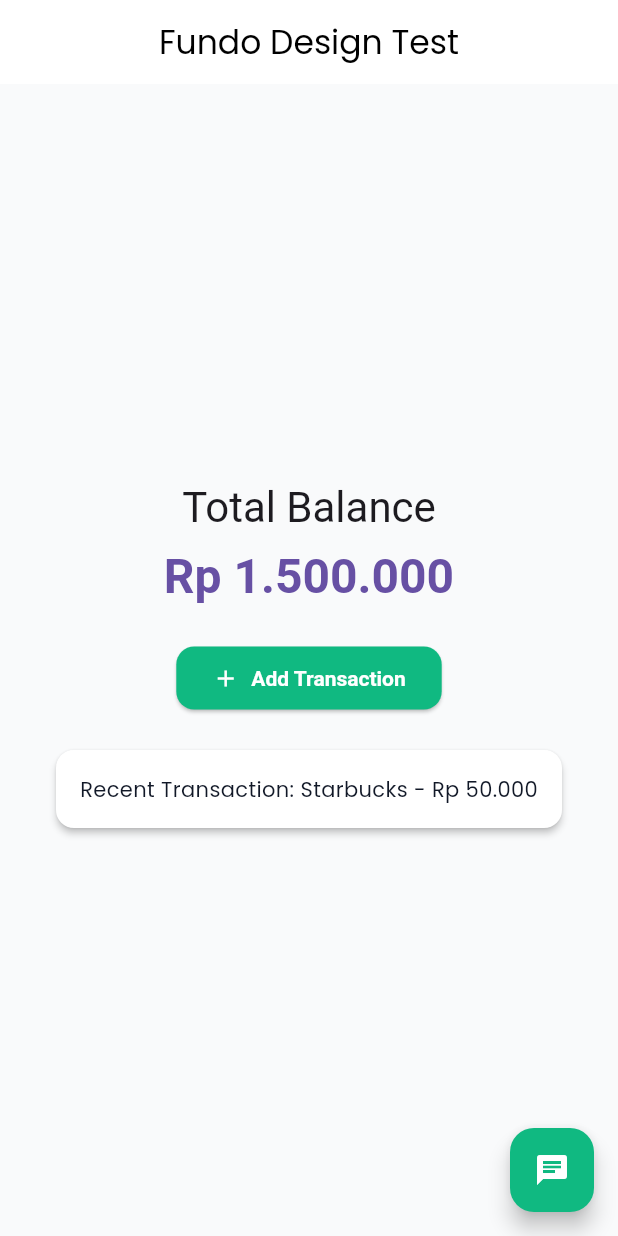
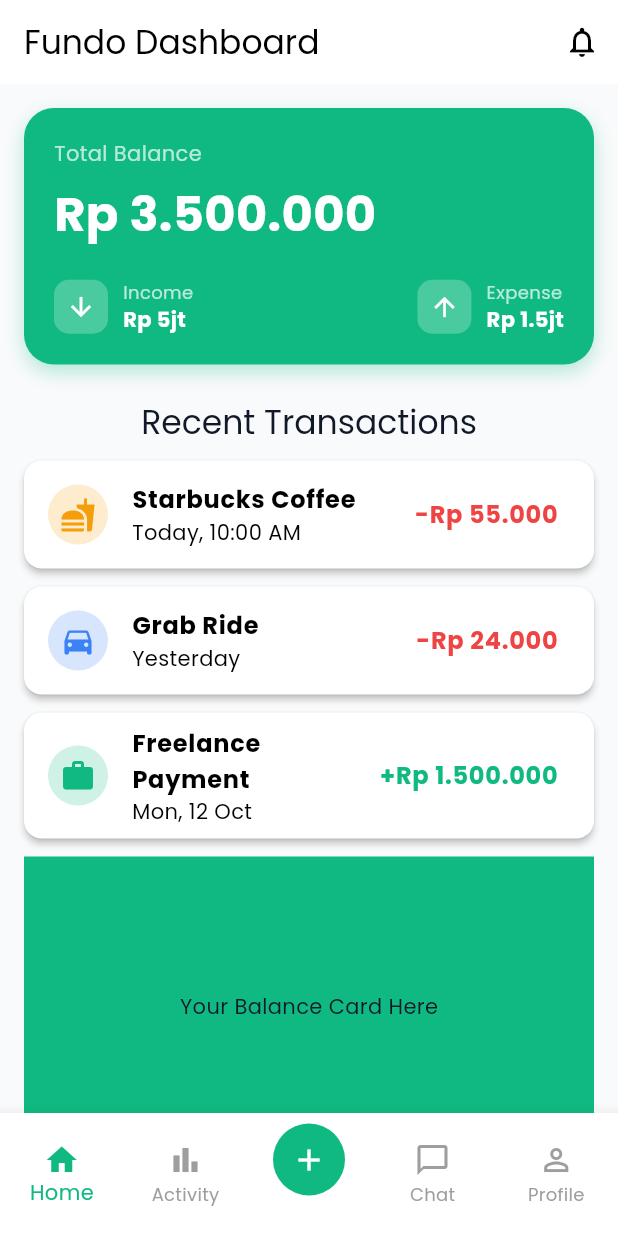
Before and after one commit to AtokTajuddin/fp-pemmob-kelompok1, a Flutter app: the screen it shows after launch, on a phone screen of 412 x 824 dp. Run offline on Flutter 3.47's test engine with Material 3 defaults, Android fonts, the phone set to English and light mode, and no system bars; our stand-ins replace firebase_core, flutter_riverpod, google_fonts; accounts and stored records are empty.

Commit message:
feat: second color theme update

```diff
--- a/fundo_flutter/lib/core/theme/app_colors.dart
+++ b/fundo_flutter/lib/core/theme/app_colors.dart
@@ -1,6 +1,21 @@
 import 'package:flutter/material.dart';
 
 class AppColors {
+  // ===========================================================================
+  // 🟣 SIGNATURE BRAND (Electric Indigo) - The "Soul" of Fundo
+  // ===========================================================================
+  // Use this for: Primary Buttons (FAB), Active Tab Icons, Links, AI Chatbot
+  static const Color brand = Color(0xFF6366F1); // Indigo 500
+  static const Color brandDark = Color(0xFF4338CA); // Indigo 700
+  static const Color brandLight = Color(0xFFE0E7FF); // Indigo 100 (Backgrounds)
+
+  // A gradient to "mix" the brand with your money green (Good for Cards/Headers)
+  static const LinearGradient brandGradient = LinearGradient(
+    colors: [Color(0xFF6366F1), Color(0xFF10B981)], // Indigo -> Emerald
+    begin: Alignment.topLeft,
+    end: Alignment.bottomRight,
+  );
+
   // ===========================================================================
   // 🟢 PRIMARY BRAND (Emerald)
   // ===========================================================================
--- /dev/null
+++ b/fundo_flutter/lib/design_test.dart
@@ -0,0 +1,230 @@
+import 'package:flutter/material.dart';
+import 'core/theme/app_theme.dart';
+import 'core/theme/app_colors.dart';
+
+class DesignTestApp extends StatelessWidget {
+  const DesignTestApp({super.key});
+
+  @override
+  Widget build(BuildContext context) {
+    return MaterialApp(
+      theme: AppTheme.lightTheme,
+      darkTheme: AppTheme.darkTheme,
+      themeMode: ThemeMode.system,
+      home: const MockDashboard(),
+    );
+  }
+}
+
+class MockDashboard extends StatelessWidget {
+  const MockDashboard({super.key});
+
+  @override
+  Widget build(BuildContext context) {
+    return Scaffold(
+      appBar: AppBar(
+        title: const Text("Fundo Dashboard"),
+        actions: [
+          IconButton(icon: const Icon(Icons.settings), onPressed: () {}),
+        ],
+      ),
+      body: SingleChildScrollView(
+        padding: const EdgeInsets.all(16),
+        child: Column(
+          crossAxisAlignment: CrossAxisAlignment.start,
+          children: [
+            // 1. Balance Card
+            Container(
+              width: double.infinity,
+              padding: const EdgeInsets.all(20),
+              decoration: BoxDecoration(
+                color: AppColors.primary, // Emerald Green
+                borderRadius: BorderRadius.circular(20),
+                boxShadow: [
+                  BoxShadow(
+                    color: AppColors.primary.withOpacity(0.3),
+                    blurRadius: 10,
+                    offset: const Offset(0, 5),
+                  ),
+                ],
+              ),
+              child: const Column(
+                crossAxisAlignment: CrossAxisAlignment.start,
+                children: [
+                  Text(
+                    "Total Balance",
+                    style: TextStyle(color: Colors.white70),
+                  ),
+                  SizedBox(height: 8),
+                  Text(
+                    "Rp 3.500.000",
+                    style: TextStyle(
+                      color: Colors.white,
+                      fontSize: 32,
+                      fontWeight: FontWeight.bold,
+                    ),
+                  ),
+                  SizedBox(height: 20),
+                  Row(
+                    mainAxisAlignment: MainAxisAlignment.spaceBetween,
+                    children: [
+                      _IncomeExpenseBadge(
+                        icon: Icons.arrow_downward,
+                        label: "Income",
+                        amount: "Rp 5jt",
+                        isIncome: true,
+                      ),
+                      _IncomeExpenseBadge(
+                        icon: Icons.arrow_upward,
+                        label: "Expense",
+                        amount: "Rp 1.5jt",
+                        isIncome: false,
+                      ),
+                    ],
+                  ),
+                ],
+              ),
+            ),
+            const SizedBox(height: 24),
+
+            // 2. Section Title
+            Text(
+              "Recent Transactions",
+              style: Theme.of(context).textTheme.titleLarge,
+            ),
+            const SizedBox(height: 12),
+
+            // 3. List Items
+            _TransactionItem(
+              icon: Icons.fastfood,
+              color: AppColors.catFood,
+              title: "Starbucks Coffee",
+              date: "Today, 10:00 AM",
+              amount: "-Rp 55.000",
+              isExpense: true,
+            ),
+            _TransactionItem(
+              icon: Icons.directions_car,
+              color: AppColors.catTransport,
+              title: "Grab Ride",
+              date: "Yesterday",
+              amount: "-Rp 24.000",
+              isExpense: true,
+            ),
+            _TransactionItem(
+              icon: Icons.work,
+              color: AppColors.catEducation,
+              title: "Freelance Payment",
+              date: "Mon, 12 Oct",
+              amount: "+Rp 1.500.000",
+              isExpense: false,
+            ),
+          ],
+        ),
+      ),
+      bottomNavigationBar: BottomNavigationBar(
+        selectedItemColor: AppColors.primary,
+        unselectedItemColor: Colors.grey,
+        currentIndex: 0,
+        items: const [
+          BottomNavigationBarItem(icon: Icon(Icons.home), label: "Home"),
+          BottomNavigationBarItem(icon: Icon(Icons.pie_chart), label: "Stats"),
+          BottomNavigationBarItem(
+            icon: Icon(Icons.add_circle, size: 40),
+            label: "",
+          ),
+          BottomNavigationBarItem(icon: Icon(Icons.chat), label: "AI Chat"),
+          BottomNavigationBarItem(icon: Icon(Icons.person), label: "Profile"),
+        ],
+      ),
+    );
+  }
+}
+
+class _IncomeExpenseBadge extends StatelessWidget {
+  final IconData icon;
+  final String label;
+  final String amount;
+  final bool isIncome;
+
+  const _IncomeExpenseBadge({
+    required this.icon,
+    required this.label,
+    required this.amount,
+    required this.isIncome,
+  });
+
+  @override
+  Widget build(BuildContext context) {
+    return Row(
+      children: [
+        Container(
+          padding: const EdgeInsets.all(8),
+          decoration: BoxDecoration(
+            color: Colors.white24,
+            borderRadius: BorderRadius.circular(10),
+          ),
+          child: Icon(icon, color: Colors.white, size: 20),
+        ),
+        const SizedBox(width: 10),
+        Column(
+          crossAxisAlignment: CrossAxisAlignment.start,
+          children: [
+            Text(
+              label,
+              style: const TextStyle(color: Colors.white70, fontSize: 12),
+            ),
+            Text(
+              amount,
+              style: const TextStyle(
+                color: Colors.white,
+                fontWeight: FontWeight.bold,
+              ),
+            ),
+          ],
+        ),
+      ],
+    );
+  }
+}
+
+class _TransactionItem extends StatelessWidget {
+  final IconData icon;
+  final Color color;
+  final String title;
+  final String date;
+  final String amount;
+  final bool isExpense;
+
+  const _TransactionItem({
+    required this.icon,
+    required this.color,
+    required this.title,
+    required this.date,
+    required this.amount,
+    required this.isExpense,
+  });
+
+  @override
+  Widget build(BuildContext context) {
+    return Card(
+      margin: const EdgeInsets.only(bottom: 12),
+      child: ListTile(
+        leading: CircleAvatar(
+          backgroundColor: color.withOpacity(0.2),
+          child: Icon(icon, color: color),
+        ),
+        title: Text(title, style: const TextStyle(fontWeight: FontWeight.bold)),
+        subtitle: Text(date),
+        trailing: Text(
+          amount,
+          style: TextStyle(
+            color: isExpense ? AppColors.error : AppColors.primary,
+            fontWeight: FontWeight.bold,
+            fontSize: 16,
+          ),
+        ),
+      ),
+    );
+  }
+}
--- a/fundo_flutter/lib/main.dart
+++ b/fundo_flutter/lib/main.dart
@@ -2,6 +2,8 @@ import 'package:flutter/material.dart';
 import 'package:flutter_riverpod/flutter_riverpod.dart';
 import 'package:firebase_core/firebase_core.dart'; // Make sure this is in pubspec.yaml
 import 'app.dart';
+import 'design_test.dart';
+import 'prototype_app.dart';
 
 void main() async {
   // 1. Ensure Flutter bindings are ready before doing anything else
@@ -18,5 +20,5 @@ void main() async {
   }
 
   // 3. Run the App
-  runApp(const ProviderScope(child: FundoApp()));
+  runApp(const ProviderScope(child: PrototypeApp()));
 }
--- /dev/null
+++ b/fundo_flutter/lib/prototype_app.dart
@@ -0,0 +1,458 @@
+import 'package:flutter/material.dart';
+import 'core/theme/app_theme.dart';
+import 'core/theme/app_colors.dart';
+import 'core/theme/text_styles.dart';
+
+// --- MAIN APP WRAPPER ---
+class PrototypeApp extends StatelessWidget {
+  const PrototypeApp({super.key});
+
+  @override
+  Widget build(BuildContext context) {
+    return MaterialApp(
+      theme: AppTheme.lightTheme,
+      darkTheme: AppTheme.darkTheme,
+      themeMode: ThemeMode.system,
+      home: const MainScreen(),
+    );
+  }
+}
+
+// --- BOTTOM NAVIGATION CONTROLLER ---
+class MainScreen extends StatefulWidget {
+  const MainScreen({super.key});
+
+  @override
+  State<MainScreen> createState() => _MainScreenState();
+}
+
+class _MainScreenState extends State<MainScreen> {
+  int _currentIndex = 0;
+
+  // List of the main tab pages
+  final List<Widget> _pages = [
+    const MockDashboard(), // Tab 0
+    const PlaceholderScreen(
+      title: "Activity / Stats",
+      icon: Icons.pie_chart,
+    ), // Tab 1
+    const PlaceholderScreen(
+      title: "AI Chat",
+      icon: Icons.chat,
+    ), // Tab 2 (Index 3 in bar)
+    const PlaceholderScreen(
+      title: "Profile",
+      icon: Icons.person,
+    ), // Tab 3 (Index 4 in bar)
+  ];
+
+  void _onTabTapped(int index) {
+    // If the user taps the middle button (Add), we don't switch pages.
+    // We show a modal instead.
+    if (index == 2) {
+      _showAddTransactionModal();
+    } else {
+      setState(() {
+        // We have to adjust the index because the "Add" button is at index 2
+        // but our _pages list only has 4 items.
+        // Tabs: [0:Home, 1:Stats, 2:ADD, 3:Chat, 4:Profile]
+        // Pages: [0:Home, 1:Stats,        2:Chat, 3:Profile]
+        _currentIndex = index > 2 ? index - 1 : index;
+      });
+    }
+  }
+
+  void _showAddTransactionModal() {
+    showModalBottomSheet(
+      context: context,
+      isScrollControlled: true, // Allows full height
+      shape: const RoundedRectangleBorder(
+        borderRadius: BorderRadius.vertical(top: Radius.circular(20)),
+      ),
+      builder: (context) => const AddTransactionModal(),
+    );
+  }
+
+  @override
+  Widget build(BuildContext context) {
+    return Scaffold(
+      // We show the page based on the adjusted index
+      body: _pages[_currentIndex],
+      bottomNavigationBar: BottomNavigationBar(
+        currentIndex: _currentIndex >= 2 ? _currentIndex + 1 : _currentIndex,
+        onTap: _onTabTapped,
+        type: BottomNavigationBarType.fixed, // Needed for 4+ items
+        selectedItemColor: AppColors.primary,
+        unselectedItemColor: Colors.grey,
+        showUnselectedLabels: true,
+        items: const [
+          BottomNavigationBarItem(icon: Icon(Icons.home), label: "Home"),
+          BottomNavigationBarItem(
+            icon: Icon(Icons.bar_chart),
+            label: "Activity",
+          ),
+          BottomNavigationBarItem(
+            icon: CircleAvatar(
+              radius: 24,
+              backgroundColor: AppColors.primary,
+              child: Icon(Icons.add, color: Colors.white),
+            ),
+            label: "",
+          ),
+          BottomNavigationBarItem(
+            icon: Icon(Icons.chat_bubble_outline),
+            label: "Chat",
+          ),
+          BottomNavigationBarItem(
+            icon: Icon(Icons.person_outline),
+            label: "Profile",
+          ),
+        ],
+      ),
+    );
+  }
+}
+
+// --- PLACEHOLDER SCREEN (Generic) ---
+class PlaceholderScreen extends StatelessWidget {
+  final String title;
+  final IconData icon;
+
+  const PlaceholderScreen({required this.title, required this.icon, super.key});
+
+  @override
+  Widget build(BuildContext context) {
+    return Scaffold(
+      appBar: AppBar(title: Text(title)),
+      body: Center(
+        child: Column(
+          mainAxisAlignment: MainAxisAlignment.center,
+          children: [
+            Icon(icon, size: 80, color: Colors.grey[300]),
+            const SizedBox(height: 16),
+            Text("This is the $title Screen", style: AppTextStyles.h3),
+            const SizedBox(height: 8),
+            const Text("Design implementation coming soon."),
+          ],
+        ),
+      ),
+    );
+  }
+}
+
+// --- ADD TRANSACTION MODAL (Mockup) ---
+class AddTransactionModal extends StatelessWidget {
+  const AddTransactionModal({super.key});
+
+  @override
+  Widget build(BuildContext context) {
+    return Padding(
+      padding: EdgeInsets.only(
+        bottom: MediaQuery.of(context).viewInsets.bottom, // Handle keyboard
+        left: 16,
+        right: 16,
+        top: 24,
+      ),
+      child: Column(
+        mainAxisSize: MainAxisSize.min, // Wrap content height
+        crossAxisAlignment: CrossAxisAlignment.start,
+        children: [
+          Row(
+            mainAxisAlignment: MainAxisAlignment.spaceBetween,
+            children: [
+              Text("Add Transaction", style: AppTextStyles.h2),
+              IconButton(
+                icon: const Icon(Icons.close),
+                onPressed: () => Navigator.pop(context),
+              ),
+            ],
+          ),
+          const SizedBox(height: 20),
+          // Amount Input Placeholder
+          const TextField(
+            decoration: InputDecoration(
+              labelText: "Amount (Rp)",
+              prefixIcon: Icon(Icons.attach_money),
+              border: OutlineInputBorder(),
+            ),
+            keyboardType: TextInputType.number,
+          ),
+          const SizedBox(height: 16),
+          // Category Placeholder
+          const Text("Category", style: TextStyle(fontWeight: FontWeight.bold)),
+          const SizedBox(height: 8),
+          SingleChildScrollView(
+            scrollDirection: Axis.horizontal,
+            child: Row(
+              children: [
+                _CategoryChip(label: "Food", isSelected: true),
+                _CategoryChip(label: "Transport"),
+                _CategoryChip(label: "Shopping"),
+                _CategoryChip(label: "Bills"),
+              ],
+            ),
+          ),
+          const SizedBox(height: 16),
+          // Media Buttons
+          Row(
+            children: [
+              Expanded(
+                child: OutlinedButton.icon(
+                  onPressed: () {},
+                  icon: const Icon(Icons.camera_alt),
+                  label: const Text("Add Receipt"),
+                ),
+              ),
+              const SizedBox(width: 12),
+              Expanded(
+                child: OutlinedButton.icon(
+                  onPressed: () {},
+                  icon: const Icon(Icons.map),
+                  label: const Text("Add Location"),
+                ),
+              ),
+            ],
+          ),
+          const SizedBox(height: 24),
+          SizedBox(
+            width: double.infinity,
+            child: ElevatedButton(
+              onPressed: () => Navigator.pop(context),
+              child: const Text("Save Transaction"),
+            ),
+          ),
+          const SizedBox(height: 32),
+        ],
+      ),
+    );
+  }
+}
+
+class _CategoryChip extends StatelessWidget {
+  final String label;
+  final bool isSelected;
+
+  const _CategoryChip({required this.label, this.isSelected = false});
+
+  @override
+  Widget build(BuildContext context) {
+    return Padding(
+      padding: const EdgeInsets.only(right: 8.0),
+      child: Chip(
+        label: Text(label),
+        backgroundColor: isSelected ? AppColors.primary.withOpacity(0.2) : null,
+        labelStyle: TextStyle(
+          color: isSelected ? AppColors.primary : Colors.black,
+          fontWeight: isSelected ? FontWeight.bold : FontWeight.normal,
+        ),
+        side: isSelected ? const BorderSide(color: AppColors.primary) : null,
+      ),
+    );
+  }
+}
+
+// --- DASHBOARD (Reuse your existing one) ---
+// (Paste your MockDashboard code here from the previous step,
+//  but remove the `bottomNavigationBar` property from its Scaffold
+//  because the MainScreen handles that now.)
+class MockDashboard extends StatelessWidget {
+  const MockDashboard({super.key});
+
+  @override
+  Widget build(BuildContext context) {
+    return Scaffold(
+      appBar: AppBar(
+        title: const Text("Fundo Dashboard"),
+        actions: [
+          IconButton(
+            icon: const Icon(Icons.notifications_none),
+            onPressed: () {},
+          ),
+        ],
+      ),
+      body: SingleChildScrollView(
+        padding: const EdgeInsets.all(16),
+        child: Column(
+          children: [
+            Container(
+              width: double.infinity,
+              padding: const EdgeInsets.all(20),
+              decoration: BoxDecoration(
+                color: AppColors.primary, // Emerald Green
+                borderRadius: BorderRadius.circular(20),
+                boxShadow: [
+                  BoxShadow(
+                    color: AppColors.primary.withOpacity(0.3),
+                    blurRadius: 10,
+                    offset: const Offset(0, 5),
+                  ),
+                ],
+              ),
+              child: const Column(
+                crossAxisAlignment: CrossAxisAlignment.start,
+                children: [
+                  Text(
+                    "Total Balance",
+                    style: TextStyle(color: Colors.white70),
+                  ),
+                  SizedBox(height: 8),
+                  Text(
+                    "Rp 3.500.000",
+                    style: TextStyle(
+                      color: Colors.white,
+                      fontSize: 32,
+                      fontWeight: FontWeight.bold,
+                    ),
+                  ),
+                  SizedBox(height: 20),
+                  Row(
+                    mainAxisAlignment: MainAxisAlignment.spaceBetween,
+                    children: [
+                      _IncomeExpenseBadge(
+                        icon: Icons.arrow_downward,
+                        label: "Income",
+                        amount: "Rp 5jt",
+                        isIncome: true,
+                      ),
+                      _IncomeExpenseBadge(
+                        icon: Icons.arrow_upward,
+                        label: "Expense",
+                        amount: "Rp 1.5jt",
+                        isIncome: false,
+                      ),
+                    ],
+                  ),
+                ],
+              ),
+            ),
+            const SizedBox(height: 24),
+
+            // 2. Section Title
+            Text(
+              "Recent Transactions",
+              style: Theme.of(context).textTheme.titleLarge,
+            ),
+            const SizedBox(height: 12),
+
+            // 3. List Items
+            _TransactionItem(
+              icon: Icons.fastfood,
+              color: AppColors.catFood,
+              title: "Starbucks Coffee",
+              date: "Today, 10:00 AM",
+              amount: "-Rp 55.000",
+              isExpense: true,
+            ),
+            _TransactionItem(
+              icon: Icons.directions_car,
+              color: AppColors.catTransport,
+              title: "Grab Ride",
+              date: "Yesterday",
+              amount: "-Rp 24.000",
+              isExpense: true,
+            ),
+            _TransactionItem(
+              icon: Icons.work,
+              color: AppColors.catEducation,
+              title: "Freelance Payment",
+              date: "Mon, 12 Oct",
+              amount: "+Rp 1.500.000",
+              isExpense: false,
+            ),            Container(
+              height: 200,
+              color: AppColors.primary,
+              child: const Center(child: Text("Your Balance Card Here")),
+            ),
+          ],
+        ),
+      ),
+    );
+  }
+}
+class _IncomeExpenseBadge extends StatelessWidget {
+  final IconData icon;
+  final String label;
+  final String amount;
+  final bool isIncome;
+
+  const _IncomeExpenseBadge({
+    required this.icon,
+    required this.label,
+    required this.amount,
+    required this.isIncome,
+  });
+
+  @override
+  Widget build(BuildContext context) {
+    return Row(
+      children: [
+        Container(
+          padding: const EdgeInsets.all(8),
+          decoration: BoxDecoration(
+            color: Colors.white24,
+            borderRadius: BorderRadius.circular(10),
+          ),
+          child: Icon(icon, color: Colors.white, size: 20),
+        ),
+        const SizedBox(width: 10),
+        Column(
+          crossAxisAlignment: CrossAxisAlignment.start,
+          children: [
+            Text(
+              label,
+              style: const TextStyle(color: Colors.white70, fontSize: 12),
+            ),
+            Text(
+              amount,
+              style: const TextStyle(
+                color: Colors.white,
+                fontWeight: FontWeight.bold,
+              ),
+            ),
+          ],
+        ),
+      ],
+    );
+  }
+}
+
+class _TransactionItem extends StatelessWidget {
+  final IconData icon;
+  final Color color;
+  final String title;
+  final String date;
+  final String amount;
+  final bool isExpense;
+
+  const _TransactionItem({
+    required this.icon,
+    required this.color,
+    required this.title,
+    required this.date,
+    required this.amount,
+    required this.isExpense,
+  });
+
+  @override
+  Widget build(BuildContext context) {
+    return Card(
+      margin: const EdgeInsets.only(bottom: 12),
+      child: ListTile(
+        leading: CircleAvatar(
+          backgroundColor: color.withOpacity(0.2),
+          child: Icon(icon, color: color),
+        ),
+        title: Text(title, style: const TextStyle(fontWeight: FontWeight.bold)),
+        subtitle: Text(date),
+        trailing: Text(
+          amount,
+          style: TextStyle(
+            color: isExpense ? AppColors.error : AppColors.primary,
+            fontWeight: FontWeight.bold,
+            fontSize: 16,
+          ),
+        ),
+      ),
+    );
+  }
+}
```
